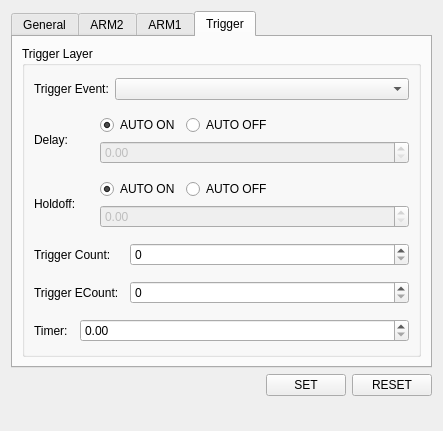
The window that Fluke8588A/ui/trigger_advanced.ui (V4rd3n/Fluke8588A-pyvisa) describes before a commit, drawn with Qt 5.
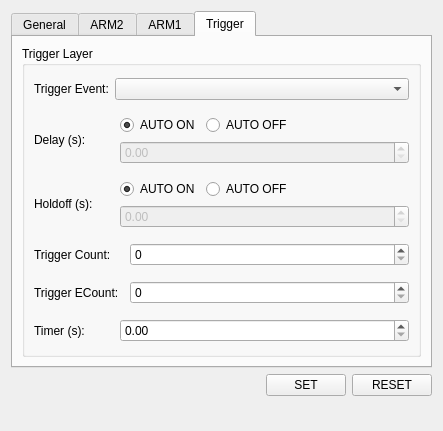
The same window after the commit. The open tabs and pages were chosen to show the change. Custom widgets are drawn as their Qt base class.

Patch:
```diff
--- a/Fluke8588A/ui/trigger_advanced.ui
+++ b/Fluke8588A/ui/trigger_advanced.ui
@@ -883,12 +883,12 @@
               </property>
               <property name="maximumSize">
                <size>
-                <width>60</width>
+                <width>80</width>
                 <height>16777215</height>
                </size>
               </property>
               <property name="text">
-               <string>Delay:</string>
+               <string>Delay (s):</string>
               </property>
              </widget>
             </item>
@@ -979,12 +979,12 @@
               </property>
               <property name="maximumSize">
                <size>
-                <width>60</width>
+                <width>80</width>
                 <height>16777215</height>
                </size>
               </property>
               <property name="text">
-               <string>Holdoff:</string>
+               <string>Holdoff (s):</string>
               </property>
              </widget>
             </item>
@@ -1156,12 +1156,12 @@
               </property>
               <property name="maximumSize">
                <size>
-                <width>40</width>
+                <width>80</width>
                 <height>16777215</height>
                </size>
               </property>
               <property name="text">
-               <string>Timer:</string>
+               <string>Timer (s):</string>
               </property>
              </widget>
             </item>
```
Left out of the diff: 18 changed lines with no effect on the pictures.
